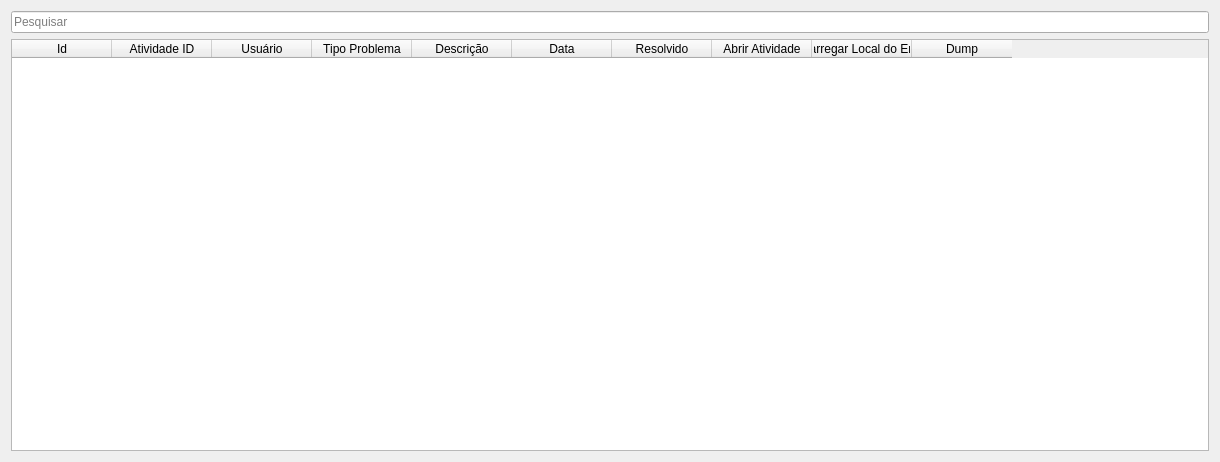
dsgoficial/SAP_Gerente, file uis/mProblemActivity.ui: the form before one commit.
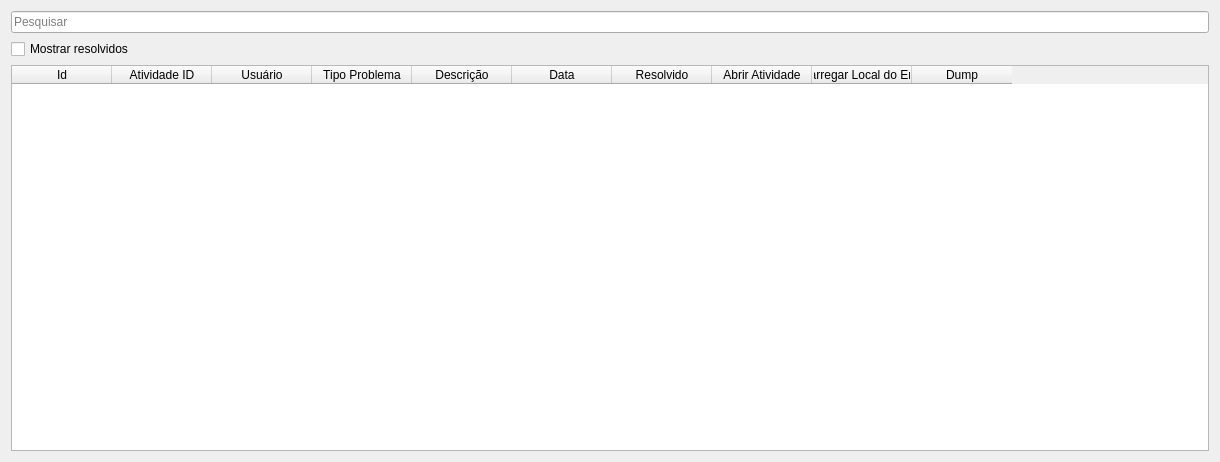
The form after the commit.

The edit to the form file:
```diff
--- a/uis/mProblemActivity.ui
+++ b/uis/mProblemActivity.ui
@@ -14,7 +14,7 @@
    <string>Atalhos</string>
   </property>
   <layout class="QGridLayout" name="gridLayout">
-   <item row="1" column="0">
+   <item row="2" column="0">
     <widget class="QTableWidget" name="tableWidget">
      <column>
       <property name="text">
@@ -75,6 +75,13 @@
      </property>
     </widget>
    </item>
+   <item row="1" column="0">
+    <widget class="QCheckBox" name="onlyFixedCkb">
+     <property name="text">
+      <string>Mostrar resolvidos</string>
+     </property>
+    </widget>
+   </item>
   </layout>
  </widget>
  <resources/>
```
Left out of the diff: 2 changed lines with no effect on the pictures.
